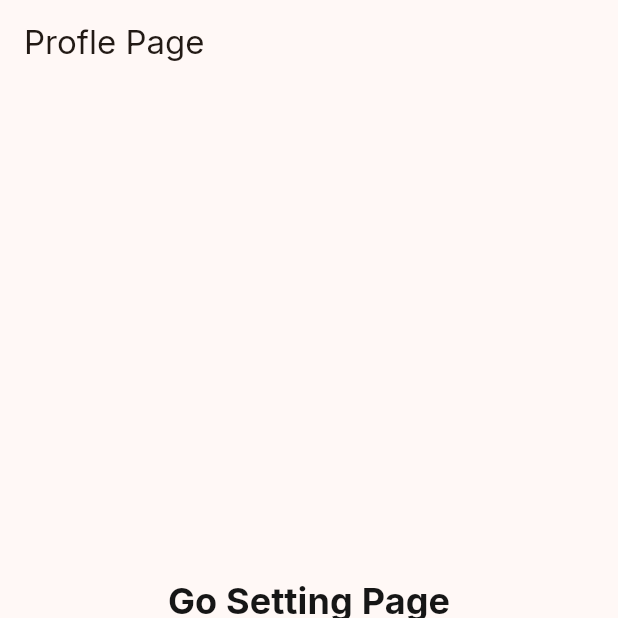
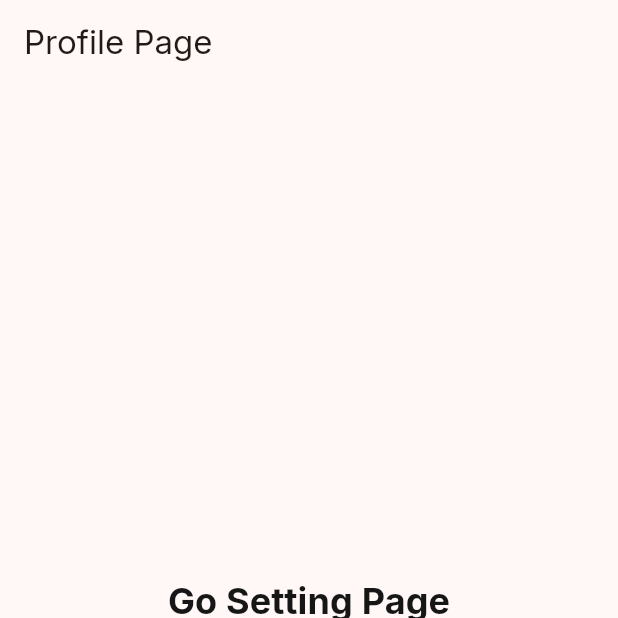
Before and after one commit to khanhtran0599/navigation_2, a Flutter app: the screen it shows after launch, item 4 of the bottom bar chosen, on a phone screen of 412 x 824 dp, the top half of it. Run offline on Flutter 3.47's test engine with Material 3 defaults, Android fonts, the phone set to English and light mode, and no system bars; our stand-ins replace flutter_svg, go_router, google_fonts.

Commit message:
Clean up code with Vietnamese comments

```diff
--- a/lib/core/constants/icon_asset_url.dart
+++ b/lib/core/constants/icon_asset_url.dart
@@ -1,8 +1,13 @@
+/// [AppIconUrl] quản lý đường dẫn đến các tệp tin tài nguyên (assets) của ứng dụng.
 const baseUrl = "assets/icons";
 
+/// Lớp hằng số chứa đường dẫn các icon SVG và hình ảnh.
 class AppIconUrl {
+  // Logo ứng dụng dạng SVG và PNG
   static final String iconApp = "$baseUrl/LOGO.svg";
   static final String iconAppPng = "$baseUrl/logo.png";
+
+  // Các icon cho Bottom Navigation Bar
   static final String iconHome = "$baseUrl/Home.svg";
   static final String iconSend = "$baseUrl/Send.svg";
   static final String iconUser = "$baseUrl/User.svg";
--- a/lib/core/router/app_router.dart
+++ b/lib/core/router/app_router.dart
@@ -8,6 +8,7 @@ import 'package:navigation_2/feature/profile/sub_page/my_setting_page.dart';
 import 'package:navigation_2/feature/splash/splash_page.dart';
 import 'package:navigation_2/main.dart';
 
+/// Cấu hình điều hướng (Router) cho toàn bộ ứng dụng sử dụng gói [go_router].
 final appRouter = GoRouter(
   initialLocation: "/splash",
   routes: <RouteBase>[
--- a/lib/core/theme/app_colors.dart
+++ b/lib/core/theme/app_colors.dart
@@ -1,19 +1,21 @@
 import 'package:flutter/animation.dart';
 
+/// [AppColors] định nghĩa bảng màu (Palette) chính cho toàn bộ ứng dụng.
+/// Giúp quản lý màu sắc tập trung và dễ dàng thay đổi giao diện (re-branding).
 class AppColors {
-  // màu background
-  static final Color base = Color(0xff161616);
-  static final Color white = Color(0xffffffff);
-  static final Color lightGrey = Color(0xffAEAEB2);
+  // --- Nhóm màu nền (Background) ---
+  static final Color base = const Color(0xff161616);
+  static final Color white = const Color(0xffffffff);
+  static final Color lightGrey = const Color(0xffAEAEB2);
 
-  // màu chính - brand
-  static final Color primary = Color(0xffFE8F4B);
-  static final Color secondary = Color(0xffFB724C);
+  // --- Nhóm màu thương hiệu (Brand Colors) ---
+  static final Color primary = const Color(0xffFE8F4B);
+  static final Color secondary = const Color(0xffFB724C);
 
-  // màu dành cho action
-  static final Color errorColor = Color(0xffFB724C);
-  static final Color successColor = Color(0xffFB724C);
+  // --- Nhóm màu trạng thái (Action/Status Colors) ---
+  static final Color errorColor = const Color(0xffFB724C);
+  static final Color successColor = const Color(0xffFB724C);
 
-  // màu dành cho text
-  static final Color lightText = Color(0xffFB724C);
+  // --- Nhóm màu chữ (Text Colors) ---
+  static final Color lightText = const Color(0xffFB724C);
 }
--- a/lib/core/theme/app_text_styles.dart
+++ b/lib/core/theme/app_text_styles.dart
@@ -1,8 +1,12 @@
 import 'package:flutter/material.dart';
 import 'package:navigation_2/core/theme/app_colors.dart';
 
+/// [AppTextStyles] quản lý các kiểu chữ (typography) thống nhất cho ứng dụng.
 class AppTextStyles {
+  // Kiểu chữ tiêu đề chính
   static final TextStyle h1 = TextStyle(color: AppColors.base, fontSize: 24);
+
+  // Kiểu chữ tiêu đề chính (Bold)
   static final TextStyle h1_bold = TextStyle(
     color: AppColors.base,
     fontSize: 24,
--- a/lib/feature/chat/my_chat_page.dart
+++ b/lib/feature/chat/my_chat_page.dart
@@ -1,5 +1,6 @@
 import 'package:flutter/material.dart';
 
+/// [MyChatPage] quản lý các cuộc hội thoại và tin nhắn.
 class MyChatPage extends StatefulWidget {
   const MyChatPage({super.key});
 
@@ -10,6 +11,8 @@ class MyChatPage extends StatefulWidget {
 class _MyChatPageState extends State<MyChatPage> {
   @override
   Widget build(BuildContext context) {
-    return  Scaffold(appBar: AppBar(title: Text("Chat Page")));
+    return Scaffold(
+      appBar: AppBar(title: const Text("Chat Page")),
+    );
   }
 }
--- a/lib/feature/home/sub_page/my_sub_home_page.dart
+++ b/lib/feature/home/sub_page/my_sub_home_page.dart
@@ -1,5 +1,7 @@
 import 'package:flutter/material.dart';
 
+/// [MySubHomePage] là một trang con bên trong nhánh Home.
+/// Thể hiện khả năng điều hướng lồng nhau (nested navigation) trong GoRouter.
 class MySubHomePage extends StatefulWidget {
   const MySubHomePage({super.key});
 
@@ -10,6 +12,8 @@ class MySubHomePage extends StatefulWidget {
 class _MySubHomePageState extends State<MySubHomePage> {
   @override
   Widget build(BuildContext context) {
-    return Scaffold(appBar: AppBar(title: Text("Sub Home")));
+    return Scaffold(
+      appBar: AppBar(title: const Text("Sub Home")),
+    );
   }
 }
--- a/lib/feature/moment/my_moment_page.dart
+++ b/lib/feature/moment/my_moment_page.dart
@@ -1,5 +1,6 @@
 import 'package:flutter/material.dart';
 
+/// [MyMomentPage] hiển thị các khoảnh khắc, bài đăng của người dùng và bạn bè.
 class MyMomentPage extends StatefulWidget {
   const MyMomentPage({super.key});
 
@@ -10,6 +11,8 @@ class MyMomentPage extends StatefulWidget {
 class _MyMomentPageState extends State<MyMomentPage> {
   @override
   Widget build(BuildContext context) {
-    return Scaffold(appBar: AppBar(title: Text("Moments Page")));
+    return Scaffold(
+      appBar: AppBar(title: const Text("Moments Page")),
+    );
   }
 }
--- a/lib/feature/profile/my_profile_page.dart
+++ b/lib/feature/profile/my_profile_page.dart
@@ -2,6 +2,8 @@ import 'package:flutter/material.dart';
 import 'package:go_router/go_router.dart';
 import 'package:navigation_2/core/theme/app_text_styles.dart';
 
+/// [MyProfilePage] hiển thị thông tin cá nhân của người dùng.
+/// Từ đây có thể điều hướng sang trang Cài đặt (Settings).
 class MyProfilePage extends StatefulWidget {
   const MyProfilePage({super.key});
 
@@ -13,10 +15,11 @@ class _MyProfilePageState extends State<MyProfilePage> {
   @override
   Widget build(BuildContext context) {
     return Scaffold(
-      appBar: AppBar(title: Text("Profle Page")),
+      appBar: AppBar(title: const Text("Profile Page")),
       body: Center(
         child: TextButton(
           onPressed: () {
+            // Điều hướng sâu vào trang cài đặt (sub-route)
             context.go("/profile/setting");
           },
           child: Text("Go Setting Page", style: AppTextStyles.h1_bold),
--- a/lib/feature/profile/sub_page/my_setting_page.dart
+++ b/lib/feature/profile/sub_page/my_setting_page.dart
@@ -1,5 +1,7 @@
 import 'package:flutter/material.dart';
 
+/// [MySettingPage] cho phép người dùng cấu hình các tùy chọn trong ứng dụng.
+/// Đây là trang con (sub-page) của Profile.
 class MySettingPage extends StatefulWidget {
   const MySettingPage({super.key});
 
@@ -11,8 +13,7 @@ class _MySettingPageState extends State<MySettingPage> {
   @override
   Widget build(BuildContext context) {
     return Scaffold(
-      appBar: AppBar(title: Text("Setting Page")),
-
+      appBar: AppBar(title: const Text("Setting Page")),
     );
   }
 }
--- a/lib/main.dart
+++ b/lib/main.dart
@@ -10,6 +10,8 @@ void main() {
   runApp(const MyApp());
 }
 
+/// [MyApp] là widget gốc của ứng dụng.
+/// Cấu hình theme và router chính ở đây.
 class MyApp extends StatelessWidget {
   const MyApp({super.key});
 
@@ -19,30 +21,42 @@ class MyApp extends StatelessWidget {
       title: 'Navigation 2.0',
       debugShowCheckedModeBanner: false,
 
+      // Cấu hình giao diện (Theme) cho toàn bộ ứng dụng
       theme: ThemeData(
-        colorScheme: .fromSeed(seedColor: AppColors.primary),
+        colorScheme: ColorScheme.fromSeed(seedColor: AppColors.primary),
         textTheme: GoogleFonts.interTextTheme(Theme.of(context).textTheme),
       ),
+
+      // Kết nối với cấu hình GoRouter đã định nghĩa
       routerConfig: appRouter,
     );
   }
 }
 
+/// [MyRootPage] đóng vai trò là "Shell" (lớp vỏ) cho phần điều hướng chính.
+/// Nó chứa BottomNavigationBar và hiển thị nội dung của các nhánh điều hướng (branches).
 class MyRootPage extends StatelessWidget {
+  /// [navigationShell] quản lý trạng thái của các branch trong StatefulShellRoute.
   final StatefulNavigationShell navigationShell;
+
   const MyRootPage({super.key, required this.navigationShell});
 
   @override
   Widget build(BuildContext context) {
     return Scaffold(
+      // Hiển thị nội dung của nhánh hiện tại
       body: navigationShell,
+
+      // Thanh điều hướng phía dưới (Bottom Navigation Bar)
       bottomNavigationBar: NavigationBar(
         selectedIndex: navigationShell.currentIndex,
         backgroundColor: AppColors.white,
         indicatorColor: Colors.transparent,
         onDestinationSelected: (index) {
+          // Chuyển sang nhánh (branch) tương ứng khi nhấn vào icon
           navigationShell.goBranch(
             index,
+            // Nếu nhấn lại vào icon đang chọn, nó sẽ quay về trang đầu của nhánh đó
             initialLocation: index == navigationShell.currentIndex,
           );
         },
```
Also changed, not shown: lib/feature/home/my_home_page.dart (+5 -2 lines), lib/feature/splash/splash_page.dart (+13 -3 lines).
